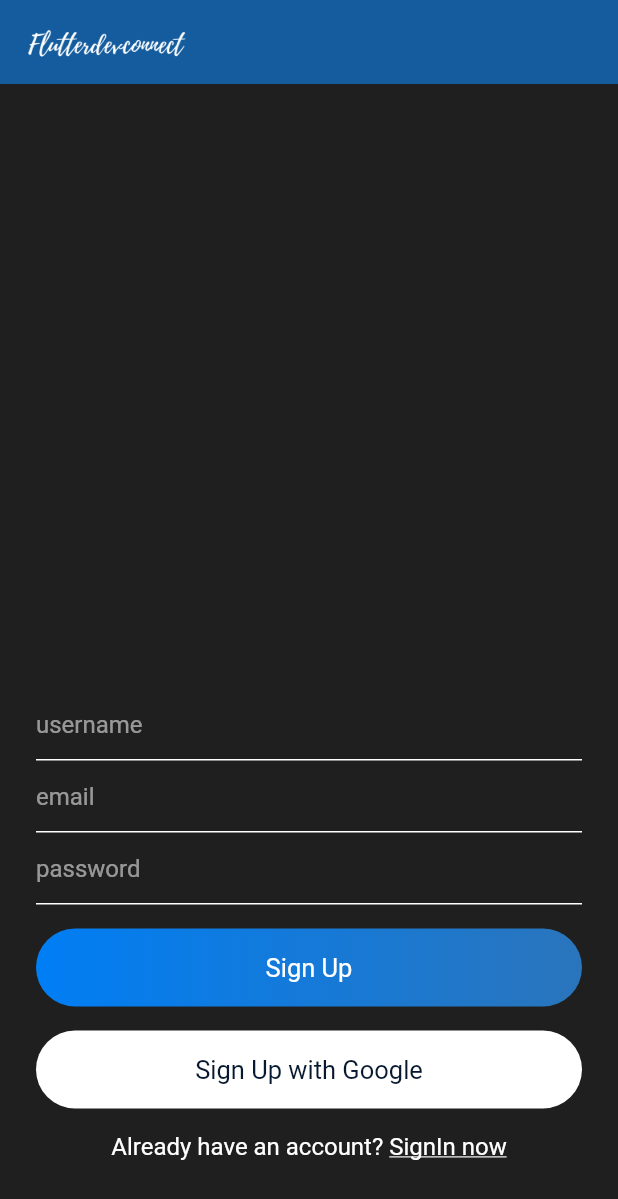
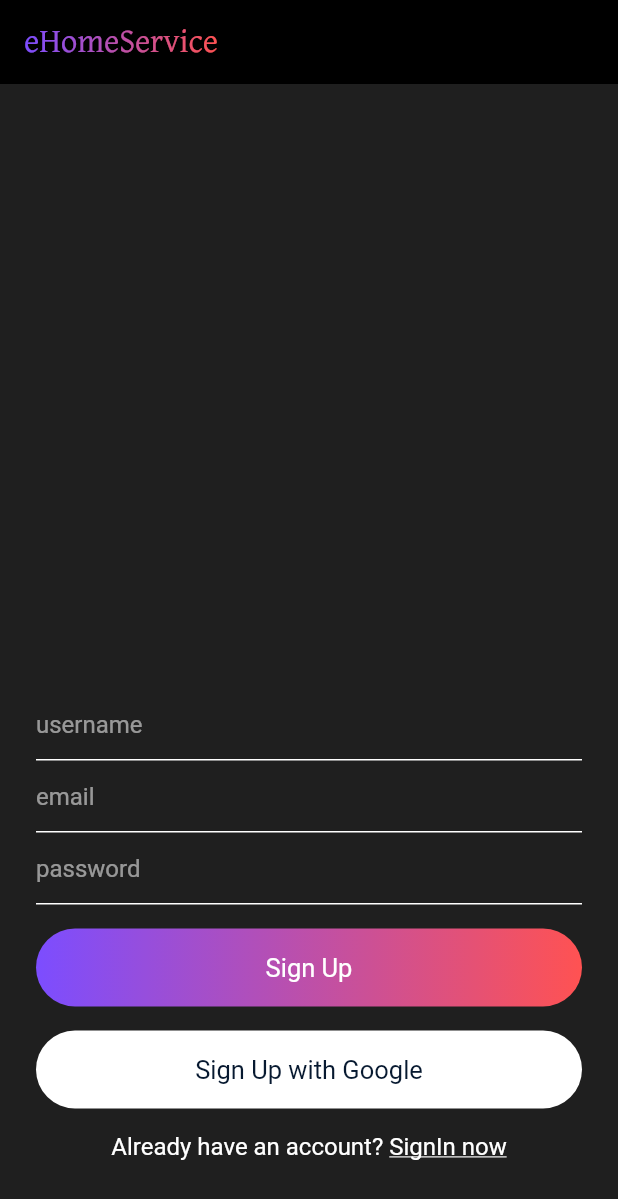
Before and after one commit to AppDevelopmentFlutter/e-HomeService, a Flutter app: the screen it shows after launch, after a tap on "Sign In", after a tap on "Register now", on a phone screen of 412 x 824 dp. Shown: the top 1199 px of the screen. Run offline on Flutter 3.47's test engine with Material 2 defaults, Android fonts, the phone set to English and light mode, and no system bars; drawn by our look-alikes of gradient_widgets; our stand-ins replace cloud_firestore, firebase_auth, firebase_database, firebase_storage, font_awesome_flutter, google_sign_in and 4 more; missing offline and left inert: gradient_text; accounts and stored records are empty; Roboto replaces fonts that are missing (OverpassRegular).

Commit message:
Improved SignUp and SignIn UI

```diff
--- a/eHomeService/lib/chat/views/signin.dart
+++ b/eHomeService/lib/chat/views/signin.dart
@@ -142,12 +142,7 @@ class _SignInState extends State<SignIn> {
                       padding: EdgeInsets.symmetric(vertical: 16),
                       decoration: BoxDecoration(
                           borderRadius: BorderRadius.circular(30),
-                          gradient: LinearGradient(
-                            colors: [
-                              const Color(0xff007EF4),
-                              const Color(0xff2A75BC)
-                            ],
-                          )),
+                          gradient: gradientColors()),
                       width: MediaQuery.of(context).size.width,
                       child: Text(
                         "Sign In",
@@ -202,6 +197,8 @@ class _SignInState extends State<SignIn> {
                 ],
               ),
             ),
+
+
     );
   }
 }
--- a/eHomeService/lib/chat/views/signup.dart
+++ b/eHomeService/lib/chat/views/signup.dart
@@ -115,9 +115,7 @@ class _SignUpState extends State<SignUp> {
                 padding: EdgeInsets.symmetric(vertical: 16),
                 decoration: BoxDecoration(
                     borderRadius: BorderRadius.circular(30),
-                    gradient: LinearGradient(
-                      colors: [const Color(0xff007EF4), const Color(0xff2A75BC)],
-                    )),
+                    gradient: gradientColors()),
                 width: MediaQuery.of(context).size.width,
                 child: Text(
                   "Sign Up",
--- a/eHomeService/lib/chat/widget/widget.dart
+++ b/eHomeService/lib/chat/widget/widget.dart
@@ -1,10 +1,16 @@
 import 'package:flutter/material.dart';
+import 'package:gradient_widgets/gradient_widgets.dart';
 
 Widget appBarMain(BuildContext context) {
   return AppBar(
-    title: Image.asset(
-      "assets/logo.png",
-      height: 40,
+    backgroundColor: Colors.black,
+    title: GradientText(
+      'eHomeService',
+      gradient: gradientColors(),
+      style: TextStyle(
+        fontSize: 22,
+        fontFamily: "GentiumBasic"
+      ),
     ),
     elevation: 0.0,
     centerTitle: false,
@@ -28,3 +34,9 @@ TextStyle simpleTextStyle() {
 TextStyle biggerTextStyle() {
   return TextStyle(color: Colors.white, fontSize: 17);
 }
+
+LinearGradient gradientColors(){
+  return LinearGradient(
+                  colors: [Colors.deepPurpleAccent[200],
+                        Colors.redAccent[200]]);
+}
--- a/eHomeService/lib/main.dart
+++ b/eHomeService/lib/main.dart
@@ -1,9 +1,10 @@
 import 'package:eHomeService/chat/helper/authenticate.dart';
 import 'package:eHomeService/chat/helper/helperfunctions.dart';
 import 'package:eHomeService/chat/views/chatrooms.dart';
-import 'package:eHomeService/userSide/description_page.dart';
 import 'package:eHomeService/userSide/home_page.dart';
 import 'package:flutter/material.dart';
+
+import 'chat/models/user.dart';
 
 void main() {
   runApp(MyApp());
```
